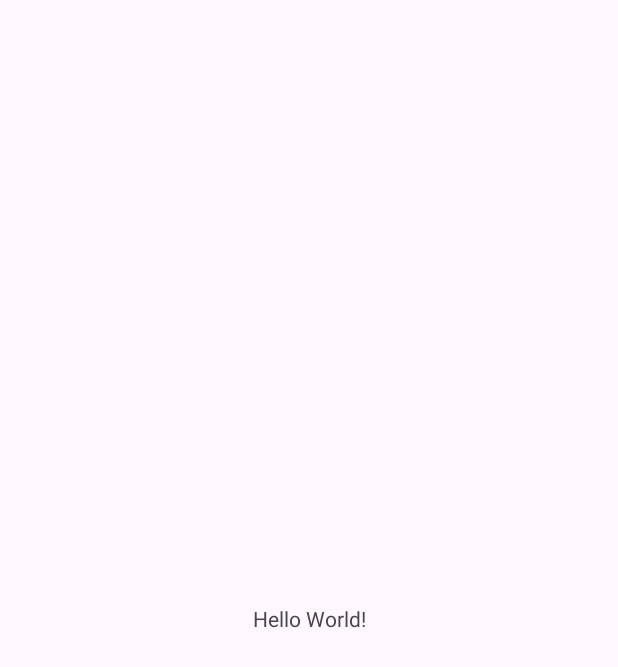
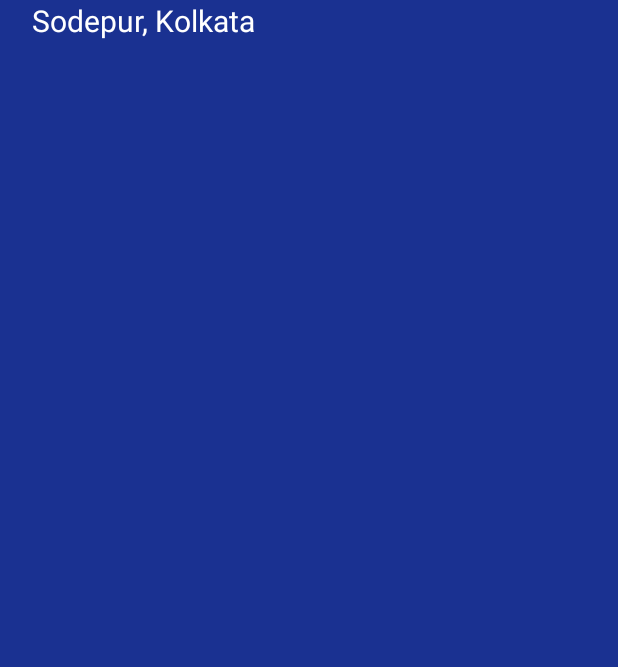
Before and after one commit to PriyobrotoKar/weather-android-app-bct, an Android app: the screen it shows after launch (MainActivity), on a phone screen of 412 x 824 dp. Before the commit the part shown is almost empty. Shown: the top 667 px of the screen. Run offline under Robolectric (Android 15) with nearby library versions, the phone set to English and light mode, and no system bars.

Commit message:
add location

```diff
--- a/app/build.gradle.kts
+++ b/app/build.gradle.kts
@@ -29,14 +29,13 @@ android {
 }
 
 dependencies {
-    val retrofitVersion = "2.11.0"
-
     implementation(libs.retrofit)
     implementation(libs.appcompat)
     implementation(libs.material)
     implementation(libs.activity)
     implementation(libs.constraintlayout)
     implementation(libs.retrofit)
+    implementation(libs.converter.gson)
     testImplementation(libs.junit)
     androidTestImplementation(libs.ext.junit)
     androidTestImplementation(libs.espresso.core)
--- /dev/null
+++ b/app/src/main/java/com/example/weather/ApiInterface.java
@@ -0,0 +1,7 @@
+package com.example.weather;
+
+import retrofit2.Call;
+import retrofit2.http.GET;
+
+public interface ApiInterface {
+}
--- a/app/src/main/java/com/example/weather/MainActivity.java
+++ b/app/src/main/java/com/example/weather/MainActivity.java
@@ -9,9 +9,10 @@ import androidx.core.view.ViewCompat;
 import androidx.core.view.WindowInsetsCompat;
 
 import retrofit2.Retrofit;
+import retrofit2.converter.gson.GsonConverterFactory;
 
 public class MainActivity extends AppCompatActivity {
-    String apiUrl = "https://api.open-meteo.com/v1/forecast";
+    String apiUrl = "https://api.open-meteo.com/v1/";
 
     @Override
     protected void onCreate(Bundle savedInstanceState) {
@@ -20,8 +21,14 @@ public class MainActivity extends AppCompatActivity {
         setContentView(R.layout.activity_main);
         ViewCompat.setOnApplyWindowInsetsListener(findViewById(R.id.main), (v, insets) -> {
             Insets systemBars = insets.getInsets(WindowInsetsCompat.Type.systemBars());
-            v.setPadding(systemBars.left, systemBars.top, systemBars.right, systemBars.bottom);
+            v.setPadding(32, systemBars.top, 32, systemBars.bottom);
             return insets;
         });
+
+        Retrofit retrofit = new Retrofit.Builder()
+                .baseUrl(apiUrl)
+                .addConverterFactory(GsonConverterFactory.create()).build();
+
+
     }
 }
--- a/app/src/main/res/layout/activity_main.xml
+++ b/app/src/main/res/layout/activity_main.xml
@@ -1,19 +1,25 @@
 <?xml version="1.0" encoding="utf-8"?>
-<androidx.constraintlayout.widget.ConstraintLayout xmlns:android="http://schemas.android.com/apk/res/android"
+<LinearLayout xmlns:android="http://schemas.android.com/apk/res/android"
     xmlns:app="http://schemas.android.com/apk/res-auto"
     xmlns:tools="http://schemas.android.com/tools"
     android:id="@+id/main"
     android:layout_width="match_parent"
     android:layout_height="match_parent"
+    android:background="#1A3191"
+    android:paddingHorizontal="16dp"
     tools:context=".MainActivity">
 
-    <TextView
-        android:layout_width="wrap_content"
+    <LinearLayout
+        android:layout_width="match_parent"
         android:layout_height="wrap_content"
-        android:text="Hello World!"
-        app:layout_constraintBottom_toBottomOf="parent"
-        app:layout_constraintEnd_toEndOf="parent"
-        app:layout_constraintStart_toStartOf="parent"
-        app:layout_constraintTop_toTopOf="parent" />
+        >
+        <TextView
+            android:id="@+id/location"
+            android:layout_width="wrap_content"
+            android:layout_height="wrap_content"
+            android:text="Sodepur, Kolkata"
+            android:textAppearance="@style/location"
+            />
+    </LinearLayout>
 
-</androidx.constraintlayout.widget.ConstraintLayout>
+</LinearLayout>
--- /dev/null
+++ b/app/src/main/res/values/styles.xml
@@ -0,0 +1,7 @@
+<?xml version="1.0" encoding="utf-8"?>
+<resources>
+    <style name="location">
+        <item name="android:textSize">20sp</item>
+        <item name="android:textColor">#FFFFFF</item>
+    </style>
+</resources>
--- a/gradle/libs.versions.toml
+++ b/gradle/libs.versions.toml
@@ -1,5 +1,6 @@
 [versions]
 agp = "8.3.2"
+converterGson = "2.10.0"
 junit = "4.13.2"
 junitVersion = "1.2.1"
 espressoCore = "3.6.1"
@@ -10,6 +11,7 @@ constraintlayout = "2.2.0"
 retrofitVersion = "2.11.0"
 
 [libraries]
+converter-gson = { module = "com.squareup.retrofit2:converter-gson", version.ref = "converterGson" }
 junit = { group = "junit", name = "junit", version.ref = "junit" }
 ext-junit = { group = "androidx.test.ext", name = "junit", version.ref = "junitVersion" }
 espresso-core = { group = "androidx.test.espresso", name = "espresso-core", version.ref = "espressoCore" }
```
